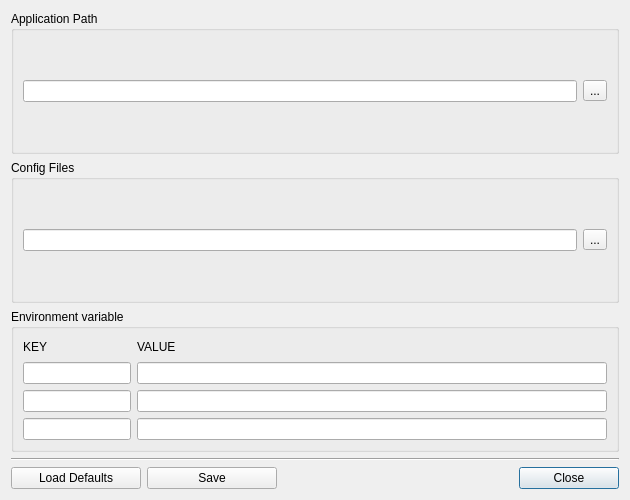
Above: preferencesUI.ui from andreagen0r/rmDenoise before the change. Below: the same form after it.
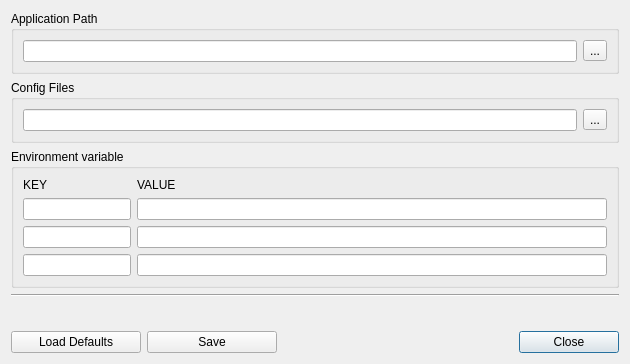
That is the form after the change.

```diff
--- a/preferencesUI.ui
+++ b/preferencesUI.ui
@@ -7,13 +7,13 @@
     <x>0</x>
     <y>0</y>
     <width>630</width>
-    <height>500</height>
+    <height>364</height>
    </rect>
   </property>
   <property name="minimumSize">
    <size>
     <width>630</width>
-    <height>500</height>
+    <height>0</height>
    </size>
   </property>
   <property name="maximumSize">
@@ -200,6 +200,19 @@
      </property>
     </widget>
    </item>
+   <item>
+    <spacer name="verticalSpacer">
+     <property name="orientation">
+      <enum>Qt::Vertical</enum>
+     </property>
+     <property name="sizeHint" stdset="0">
+      <size>
+       <width>20</width>
+       <height>40</height>
+      </size>
+     </property>
+    </spacer>
+   </item>
    <item>
     <layout class="QHBoxLayout" name="horizontalLayout_5">
      <item>
```
